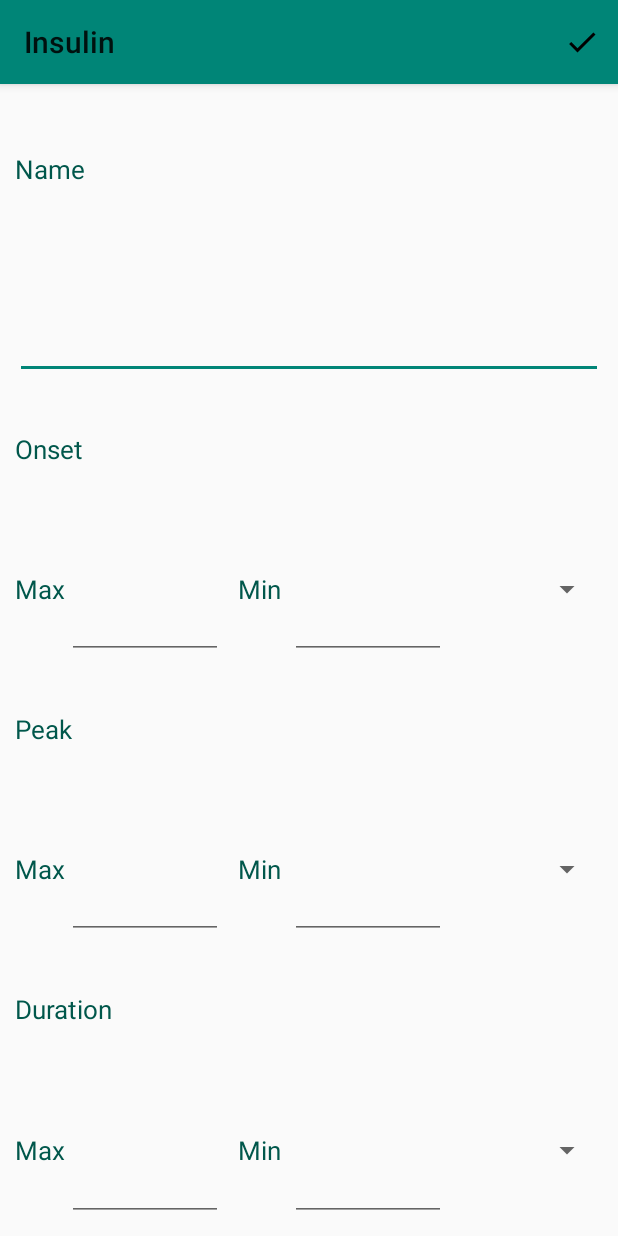
After one commit to Alex-apostolo/BGLTracker, an Android app: the CustomInsulinActivity screen opened directly, with no data from a screen before it, on a phone screen of 412 x 824 dp. The commit adds this screen. Run offline under Robolectric (Android 15) with nearby library versions, the phone set to English and light mode, and no system bars.

Commit message:
Added CustomInsulinActivity

```diff
--- a/app/src/main/AndroidManifest.xml
+++ b/app/src/main/AndroidManifest.xml
@@ -9,7 +9,7 @@
         android:roundIcon="@mipmap/ic_launcher_round"
         android:supportsRtl="true"
         android:theme="@style/AppTheme">
-        <activity android:name=".BGLGraphActivity"></activity>
+        <activity android:name=".BGLGraphActivity" />
         <activity
             android:name=".MainActivity.MainActivity"
             android:theme="@style/CustomTheme">
@@ -39,6 +39,10 @@
             android:name=".AddPrescriptionActivity"
             android:label="Prescription"
             android:theme="@style/CustomTheme" />
+        <activity
+            android:name=".CustomInsulinActivity"
+            android:label="Insulin"
+            android:theme="@style/CustomTheme" />
     </application>
 
 </manifest>
--- /dev/null
+++ b/app/src/main/java/com/alexapostolopoulos/bgltracker/CustomInsulinActivity.java
@@ -0,0 +1,50 @@
+package com.alexapostolopoulos.bgltracker;
+
+import android.support.v7.app.AppCompatActivity;
+import android.os.Bundle;
+import android.view.Menu;
+import android.view.MenuItem;
+import android.view.View;
+import android.widget.EditText;
+import android.widget.Spinner;
+
+public class CustomInsulinActivity extends AppCompatActivity {
+
+    @Override
+    protected void onCreate(Bundle savedInstanceState) {
+        super.onCreate(savedInstanceState);
+        setContentView(R.layout.activity_custom_insulin);
+
+        //Insulin name
+        EditText insulinName = findViewById(R.id.customInsulin_name);
+
+        //Onset widgets
+        View onsetView = findViewById(R.id.customInsulin_onset);
+        EditText onsetMax = onsetView.findViewById(R.id.customInsulin_max_editText);
+        EditText onsetMin = onsetView.findViewById(R.id.customInsulin_min_editText);
+        Spinner onsetUnitSpinner = onsetView.findViewById(R.id.customInsulin_unit_spinner);
+
+        //Peak widgets
+        View peakView = findViewById(R.id.customInsulin_peak);
+        EditText peakMax = peakView.findViewById(R.id.customInsulin_max_editText);
+        EditText peakMin = peakView.findViewById(R.id.customInsulin_min_editText);
+        Spinner peakUnitSpinner = peakView.findViewById(R.id.customInsulin_unit_spinner);
+
+        //Duration
+        View durationView = findViewById(R.id.customInsulin_duration);
+        EditText durationMax = durationView.findViewById(R.id.customInsulin_max_editText);
+        EditText durationMin = durationView.findViewById(R.id.customInsulin_min_editText);
+        Spinner durationUnitSpinner = durationView.findViewById(R.id.customInsulin_unit_spinner);
+
+    }
+    @Override
+    public boolean onCreateOptionsMenu(Menu menu) {
+        getMenuInflater().inflate(R.menu.toolbar_add,menu);
+        return true;
+    }
+    @Override
+    public boolean onOptionsItemSelected(MenuItem item) {
+        //Do when user presses check
+        return super.onOptionsItemSelected(item);
+    }
+}
--- a/app/src/main/res/layout/activity_add_glucose.xml
+++ b/app/src/main/res/layout/activity_add_glucose.xml
@@ -8,7 +8,6 @@
     tools:context=".AddGlucoseActivity">
 
     <TextView
-        android:id="@+id/addGlucose_sugarCon_textView"
         android:layout_width="0dp"
         android:layout_height="0dp"
         android:layout_rowWeight="1"
@@ -30,7 +29,6 @@
         android:textColorLink="@color/colorPrimary" />
 
     <TextView
-        android:id="@+id/addGlucose_unit_textView"
         android:layout_width="0dp"
         android:layout_height="0dp"
         android:layout_rowWeight="1"
@@ -39,7 +37,6 @@
         android:text="mmol/L" />
 
     <TextView
-        android:id="@+id/addGlucose_dateTime_textView"
         android:layout_width="0dp"
         android:layout_height="0dp"
         android:layout_rowWeight="1"
@@ -51,13 +48,12 @@
 
     <include
         android:id="@+id/addGlucose_dateTime_inputLayout"
-        layout="@layout/datetime_inputext"
+        layout="@layout/datetime_inputfield"
         android:layout_rowWeight="1"
         android:layout_columnSpan="2"
         android:layout_columnWeight="1" />
 
     <TextView
-        android:id="@+id/addGlucose_note_textView"
         android:layout_width="0dp"
         android:layout_height="0dp"
         android:layout_rowWeight="1"
--- a/app/src/main/res/layout/activity_add_prescription.xml
+++ b/app/src/main/res/layout/activity_add_prescription.xml
@@ -10,7 +10,6 @@
     tools:context=".AddPrescriptionActivity">
 
     <TextView
-        android:id="@+id/addPrescr_type_textView"
         android:layout_width="0dp"
         android:layout_height="0dp"
         android:layout_rowWeight="1"
@@ -29,7 +28,6 @@
         android:layout_columnWeight="1" />
 
     <TextView
-        android:id="@+id/addPrescr_freq_textView"
         android:layout_width="0dp"
         android:layout_height="0dp"
         android:layout_rowWeight="1"
@@ -48,7 +46,6 @@
         android:layout_columnWeight="1" />
 
     <TextView
-        android:id="@+id/addPrescr_quantity_textView"
         android:layout_width="0dp"
         android:layout_height="0dp"
         android:layout_rowWeight="1"
@@ -75,7 +72,6 @@
         android:gravity="center_vertical" />
 
     <TextView
-        android:id="@+id/addPrescr_advice_textView"
         android:layout_width="0dp"
         android:layout_height="0dp"
         android:layout_rowWeight="1"
@@ -94,7 +90,6 @@
         android:layout_columnWeight="1" />
 
     <TextView
-        android:id="@+id/addPrescr_notes_textView"
         android:layout_width="0dp"
         android:layout_height="0dp"
         android:layout_rowWeight="1"
--- /dev/null
+++ b/app/src/main/res/layout/activity_custom_insulin.xml
@@ -0,0 +1,72 @@
+<?xml version="1.0" encoding="utf-8"?>
+<LinearLayout xmlns:android="http://schemas.android.com/apk/res/android"
+    xmlns:app="http://schemas.android.com/apk/res-auto"
+    xmlns:tools="http://schemas.android.com/tools"
+    android:layout_width="match_parent"
+    android:layout_height="match_parent"
+    android:layout_margin="10dp"
+    android:orientation="vertical"
+    tools:context=".CustomInsulinActivity">
+
+    <TextView
+        android:layout_width="match_parent"
+        android:layout_height="0dp"
+        android:layout_weight="1"
+        android:gravity="center_vertical"
+        android:text="Name"
+        android:textAppearance="@style/CustomTextTitle" />
+
+    <EditText
+        android:id="@+id/customInsulin_name"
+        android:layout_width="match_parent"
+        android:layout_height="0dp"
+        android:layout_weight="1"
+        android:ems="10"
+        android:inputType="textPersonName" />
+
+    <TextView
+        android:layout_width="match_parent"
+        android:layout_height="0dp"
+        android:layout_weight="1"
+        android:gravity="center_vertical"
+        android:text="Onset"
+        android:textAppearance="@style/CustomTextTitle" />
+
+    <include
+        android:id="@+id/customInsulin_onset"
+        layout="@layout/maxmin_inputfield"
+        android:layout_width="match_parent"
+        android:layout_height="0dp"
+        android:layout_weight="1" />
+
+    <TextView
+        android:layout_width="match_parent"
+        android:layout_height="0dp"
+        android:layout_weight="1"
+        android:gravity="center_vertical"
+        android:text="Peak"
+        android:textAppearance="@style/CustomTextTitle" />
+
+    <include
+        android:id="@+id/customInsulin_peak"
+        layout="@layout/maxmin_inputfield"
+        android:layout_width="match_parent"
+        android:layout_height="0dp"
+        android:layout_weight="1" />
+
+    <TextView
+        android:id="@+id/textView"
+        android:layout_width="match_parent"
+        android:layout_height="0dp"
+        android:layout_weight="1"
+        android:gravity="center_vertical"
+        android:text="Duration"
+        android:textAppearance="@style/CustomTextTitle" />
+
+    <include
+        android:id="@+id/customInsulin_duration"
+        layout="@layout/maxmin_inputfield"
+        android:layout_width="match_parent"
+        android:layout_height="0dp"
+        android:layout_weight="1" />
+</LinearLayout>
--- /dev/null
+++ b/app/src/main/res/layout/maxmin_inputfield.xml
@@ -0,0 +1,50 @@
+<?xml version="1.0" encoding="utf-8"?>
+<LinearLayout xmlns:android="http://schemas.android.com/apk/res/android"
+    xmlns:app="http://schemas.android.com/apk/res-auto"
+    xmlns:tools="http://schemas.android.com/tools"
+    android:layout_width="match_parent"
+    android:layout_height="match_parent"
+    tools:context=".CustomInsulinActivity">
+
+    <TextView
+        android:layout_width="0dp"
+        android:layout_height="match_parent"
+        android:layout_weight="1"
+        android:gravity="center_vertical"
+        android:text="Max"
+        android:textAppearance="@style/CustomTextTitle" />
+
+    <EditText
+        android:id="@+id/customInsulin_max_editText"
+        android:layout_width="0dp"
+        android:layout_height="match_parent"
+        android:layout_weight="3"
+        android:ems="10"
+        android:gravity="center"
+        android:inputType="numberDecimal" />
+
+    <TextView
+        android:layout_width="0dp"
+        android:layout_height="match_parent"
+        android:layout_marginLeft="10dp"
+        android:layout_weight="1"
+        android:gravity="center_vertical"
+        android:text="Min"
+        android:textAppearance="@style/CustomTextTitle" />
+
+    <EditText
+        android:id="@+id/customInsulin_min_editText"
+        android:layout_width="0dp"
+        android:layout_height="match_parent"
+        android:layout_weight="3"
+        android:ems="10"
+        android:gravity="center"
+        android:inputType="numberDecimal" />
+
+    <Spinner
+        android:id="@+id/customInsulin_unit_spinner"
+        android:layout_width="0dp"
+        android:layout_height="match_parent"
+        android:layout_weight="3"
+        android:gravity="center_vertical" />
+</LinearLayout>
```
Also changed, not shown: app/src/main/java/com/alexapostolopoulos/bgltracker/AddInsulinActivity.java (+22 -4 lines), app/src/main/java/com/alexapostolopoulos/bgltracker/AddMedicationActivity.java (+20 -8 lines), app/src/main/java/com/alexapostolopoulos/bgltracker/AddPrescriptionActivity.java (+1 -16 lines), app/src/main/res/layout/activity_add_insulin.xml (+1 -6 lines), app/src/main/res/layout/activity_add_medication.xml (+1 -6 lines), app/src/main/res/layout/activity_add_patient.xml (+0 -9 lines), app/src/main/res/layout/datetime_inputfield.xml (renamed from app/src/main/res/layout/datetime_inputext.xml, +0 -11 lines), app/src/main/res/layout/manage_inputfield.xml (renamed from app/src/main/res/layout/manage_inputfields.xml, +5 -7 lines).
